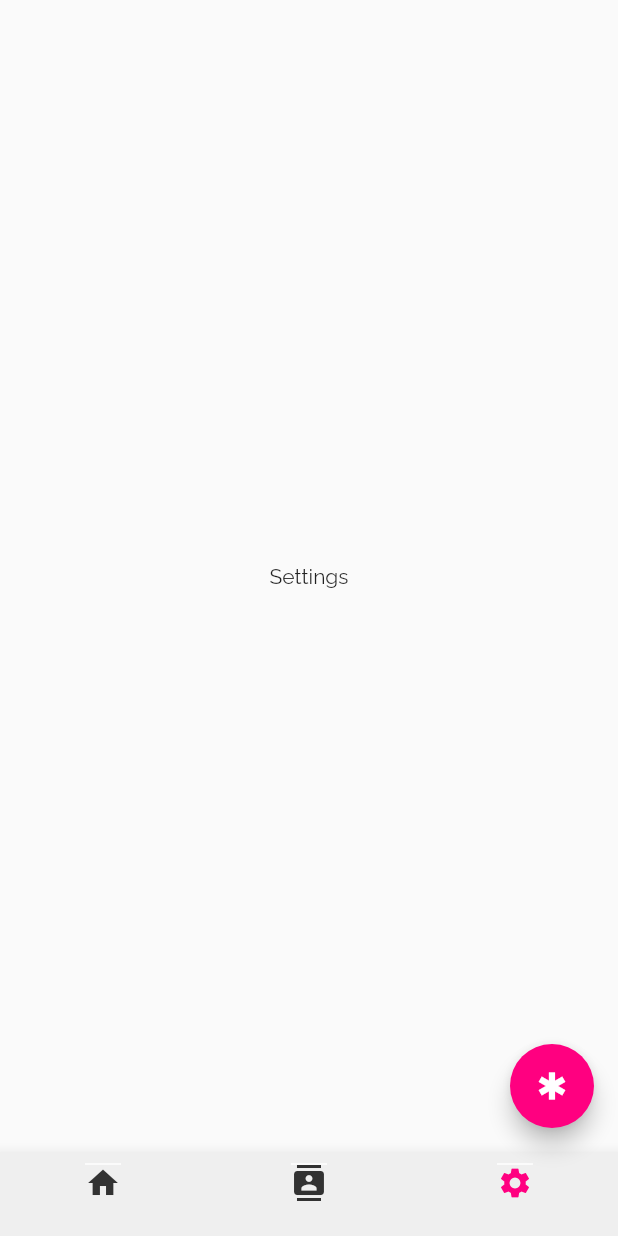
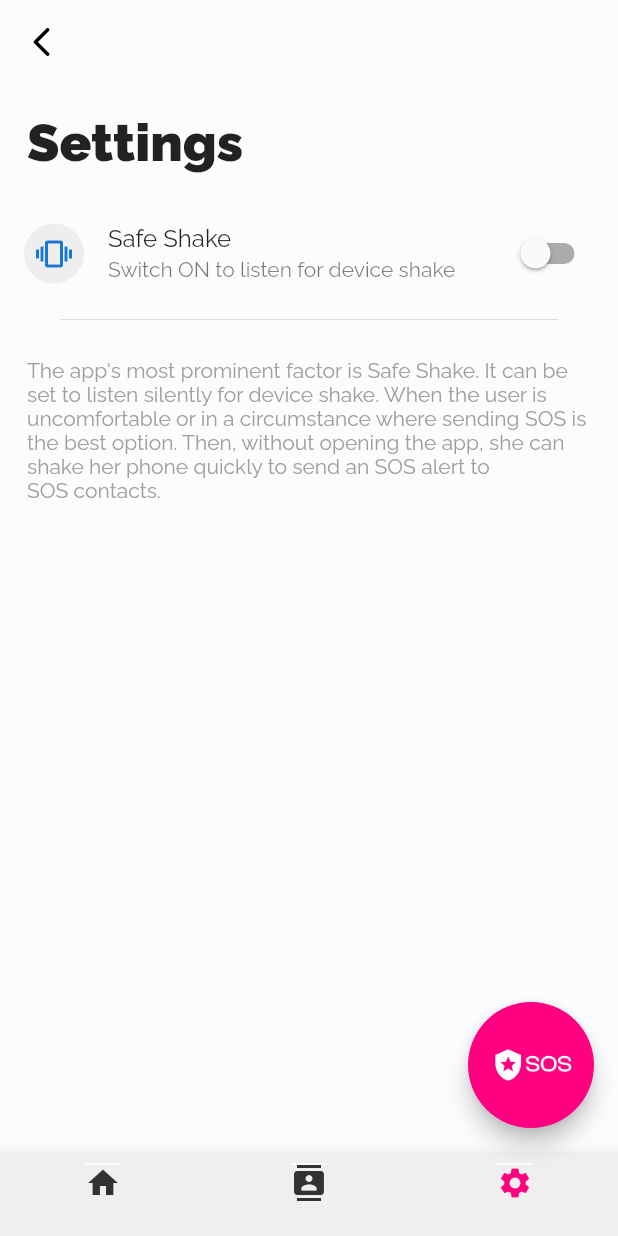
Before and after one commit to ashishmohapatra240/HackOdisha-2.0, a Flutter app: the Dashboard screen opened directly, item 3 of the bottom bar chosen, on a phone screen of 412 x 824 dp. Run offline on Flutter 3.47's test engine with Material 2 defaults, Android fonts, the phone set to English and light mode, and no system bars; our stand-ins replace carousel_slider, contacts_service, device_info_plus, flutter_slidable, flutter_spinkit, fluttertoast and 6 more; missing offline and left inert: flutter_background_service, flutter_phone_direct_caller, flutter_webview_plugin, shake, telephony, workmanager; accounts and stored records are empty; network calls fail.

Commit message:
Finished Project

```diff
--- a/lib/dashboard.dart
+++ b/lib/dashboard.dart
@@ -9,6 +9,7 @@ import 'package:nirbhaya/settings.dart';
 import 'package:shared_preferences/shared_preferences.dart';
 import 'package:permission_handler/permission_handler.dart' as appPermissions;
 import 'package:location/location.dart';
+import 'package:telephony/telephony.dart';
 
 class Dashboard extends StatefulWidget {
   const Dashboard({super.key});
@@ -124,15 +125,16 @@ class _DashboardState extends State<Dashboard> {
                 Icons.add,
               ),
             )
-          : FloatingActionButton(
+          : Container(
+              height: 84,
+              width: 84,
+              child: FloatingActionButton(
                 backgroundColor: GlobalVariables.primaryColor,
                 onPressed: () async {
                   if (alerted) {
                     int pin = (prefs.getInt('pin') ?? -1111);
                     print('User $pin .');
-                  if (pin == -1111) {
                     sendAlertSMS(false);
-                  }
                   } else {
                     sendAlertSMS(true);
                   }
@@ -145,14 +147,20 @@ class _DashboardState extends State<Dashboard> {
                           //   "assets/alarm.png",
                           //   height: 24,
                           // ),
-                        Text("STOP")
+                          Text(
+                            "STOP",
+                            style: TextStyle(
+                                fontWeight: FontWeight.bold, letterSpacing: 0),
+                          )
                         ],
                       )
-                  // : Image.asset(
-                  //     "assets/icons/alert.png",
-                  //     height: 36,
-                  //   ),
-                  : Icon(Icons.emergency)),
+                    : Image.asset(
+                        "assets/images/sos.png",
+                        height: 28,
+                      ),
+              )
+              // : Icon(Icons.emergency)),
+              ),
     );
   }
 
@@ -255,6 +263,9 @@ class _DashboardState extends State<Dashboard> {
 
         for (int i = 0; i < numbers.length; i++) {
           // sendSMS(numbers[i].split("***")[1], link);
+          Telephony.backgroundInstance.sendSms(
+                    to: numbers[i], message: "Help Me! Track me here.\n$link");
+                    print('sent');
         }
       }
     } on PlatformException catch (e) {
--- a/lib/phonebook.dart
+++ b/lib/phonebook.dart
@@ -180,7 +180,7 @@ class _PhoneBookState extends State<PhoneBook> {
     print(con.phones);
     bool alreadyInList = false;
     for (Contact c in _userSelectedContacts) {
-      print("INside contacts: ID: ${c.displayName}");
+      print("Inside contacts: ID: ${c.displayName}");
       if (c.displayName != null || c.displayName != "") {
         if (c.displayName == con.displayName) {
           alreadyInList = true;
--- a/lib/settings.dart
+++ b/lib/settings.dart
@@ -1,14 +1,120 @@
 import 'package:flutter/material.dart';
-import 'package:flutter/src/widgets/container.dart';
-import 'package:flutter/src/widgets/framework.dart';
+import 'package:flutter_background_service/flutter_background_service.dart';
+import 'package:shared_preferences/shared_preferences.dart';
 
-class Settings extends StatelessWidget {
-  const Settings({super.key});
+import 'background_services.dart';
+
+class Settings extends StatefulWidget {
+  const Settings({Key? key}) : super(key: key);
+
+  @override
+  _SettingsState createState() => _SettingsState();
+}
+
+class _SettingsState extends State<Settings> {
+  bool switchValue = false;
+  Future<int> checkPIN() async {
+    SharedPreferences prefs = await SharedPreferences.getInstance();
+    int pin = (prefs.getInt('pin') ?? -1111);
+    print('User $pin .');
+    return pin;
+  }
+
+  @override
+  void initState() {
+    super.initState();
+    checkService();
+  }
 
   @override
   Widget build(BuildContext context) {
     return Scaffold(
-      body: Center(child: Text('Settings')),
+      backgroundColor: Color(0xFFFAFCFE),
+      appBar: AppBar(
+        elevation: 0,
+        backgroundColor: Colors.transparent,
+        leading: IconButton(
+            icon: Icon(
+              Icons.arrow_back_ios_rounded,
+              color: Colors.black,
+            ),
+            onPressed: () {
+              Navigator.pop(context);
+            }),
+      ),
+      body: ListView(
+        children: [
+          Padding(
+            padding: const EdgeInsets.all(18.0),
+            child: Text(
+              "Settings",
+              style: TextStyle(fontSize: 35, fontWeight: FontWeight.w900),
+            ),
+          ),
+          SwitchListTile(
+            onChanged: (val) {
+              setState(() {
+                switchValue = val;
+                controllSafeShake(val);
+              });
+            },
+            value: switchValue,
+            secondary: CircleAvatar(
+              backgroundColor: Colors.grey[200],
+              child: Center(
+                child: Icon(Icons.vibration),
+              ),
+            ),
+            title: Text("Safe Shake"),
+            subtitle: Text("Switch ON to listen for device shake"),
+          ),
+          Divider(
+            indent: 40,
+            endIndent: 40,
+          ),
+          Padding(
+            padding: const EdgeInsets.all(18.0),
+            child: Text(
+              "The app's most prominent factor is Safe Shake. It can be set to listen silently for device shake. When the user is uncomfortable or in a circumstance where sending SOS is the best option. Then, without opening the app, she can shake her phone quickly to send an SOS alert to SOS contacts.",
+              style: TextStyle(color: Colors.grey),
+            ),
+          ),
+
+        ],
+      ),
     );
   }
+
+  Future<bool> checkService() async {
+    bool running = await FlutterBackgroundService().isServiceRunning();
+    setState(() {
+      switchValue = running;
+    });
+
+    return running;
+  }
+
+  void controllSafeShake(bool val) async {
+    if (val) {
+      final service = FlutterBackgroundService();
+      await service.configure(
+        androidConfiguration: AndroidConfiguration(
+          // this will executed when app is in foreground or background in separated isolate
+          onStart: onStart,
+
+          // auto start service
+          autoStart: true,
+          isForegroundMode: true,
+        ),
+        iosConfiguration:
+            IosConfiguration(onForeground: onStart, onBackground: () => {}),
+      );
+
+      // FlutterBackgroundService.initialize(onStart);
+    } else {
+      FlutterBackgroundService().sendData(
+        {"action": "stopService"},
+      );
+    }
+  }
 }
--- a/lib/splash.dart
+++ b/lib/splash.dart
@@ -54,7 +54,7 @@ class _SplashState extends State<Splash> {
         child: Center(
           child: Container(
             child: const Image(
-              image: AssetImage("assets/logo.png"),
+              image: AssetImage("assets/images/logo.png"),
             ),
             height: 33.1,
             width: 148.63,
```
Also changed, not shown: lib/features/home/safehome/safe_home.dart (+7 -4 lines), assets/images/sos.png (added), 6 other files. Lines whose indentation alone changed are shown as unchanged.
